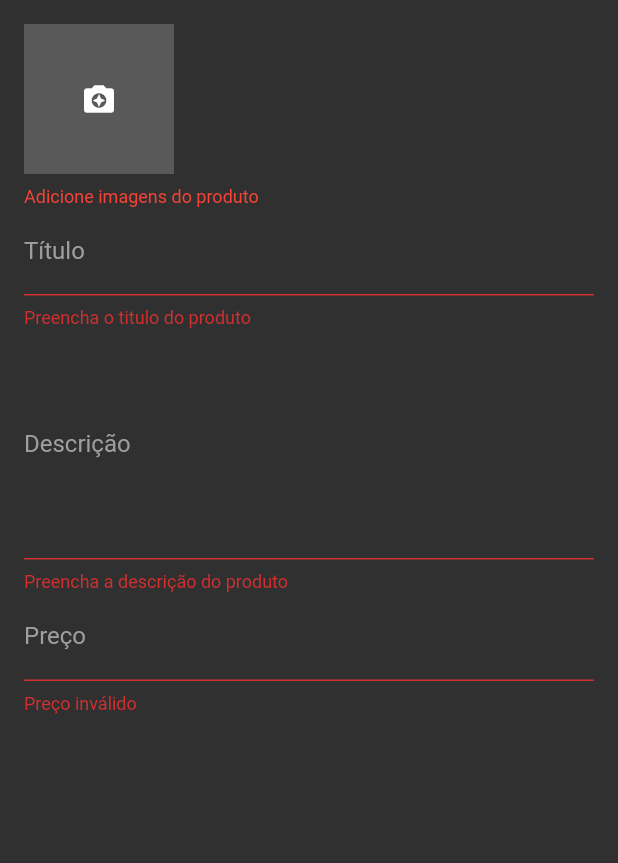
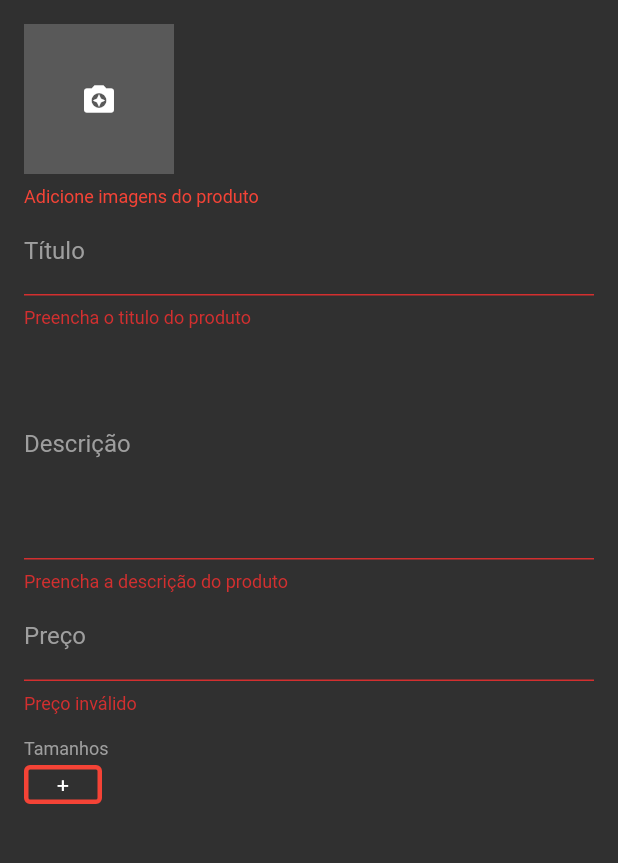
Before and after one commit to mbrufatto/CursoFlutter, a Flutter app: the ProductScreen screen opened directly, after a tap on the "save" icon, on a phone screen of 412 x 824 dp, the part 129-992 px from its top. Run offline on Flutter 3.47's test engine with Material 2 defaults, Android fonts, the phone set to English and light mode, and no system bars; our stand-ins replace carousel_pro, cloud_firestore, firebase_auth, firebase_storage, flare_flutter, flutter_speed_dial and 9 more; missing offline and left inert: bloc_pattern, flutter_youtube; accounts and stored records are empty.

Commit message:
Gerente de loja

```diff
--- a/gerente_loja/lib/screens/product_screen.dart
+++ b/gerente_loja/lib/screens/product_screen.dart
@@ -3,6 +3,7 @@ import 'package:flutter/material.dart';
 import 'package:gerente_loja/blocs/products_bloc.dart';
 import 'package:gerente_loja/validators/product_validator.dart';
 import 'package:gerente_loja/widgets/image_widget.dart';
+import 'package:gerente_loja/widgets/product_sizes.dart';
 
 class ProductScreen extends StatefulWidget {
   final String categoryId;
@@ -122,6 +123,19 @@ class _ProductScreenState extends State<ProductScreen> with ProductValidator {
                       onSaved: _productBloc.savePrice,
                       validator: validadePrice,
                     ),
+                    SizedBox(height: 16,),
+                    Text(
+                      "Tamanhos",
+                      style: TextStyle(color: Colors.grey, fontSize: 12),
+                    ),
+                    ProductSize(
+                      context: context,
+                      initialValue: snapshot.data["sizes"],
+                      onSaved: _productBloc.saveSizes,
+                      validator: (s){
+                        if(s.isEmpty) return "Adicione um tamanho!";
+                      },
+                    )
                   ],
                 );
               }),
--- /dev/null
+++ b/gerente_loja/lib/widgets/product_sizes.dart
@@ -0,0 +1,73 @@
+import 'package:flutter/material.dart';
+import 'package:gerente_loja/widgets/add_size_dialog.dart';
+
+class ProductSize extends FormField<List> {
+
+
+  ProductSize({
+    BuildContext context,
+    List initialValue,
+    FormFieldSetter<List> onSaved,
+    FormFieldValidator<List> validator,
+  }) : super(
+    initialValue: initialValue,
+    onSaved: onSaved,
+    validator: validator,
+    builder: (state) {
+      return SizedBox(
+        height: 34,
+        child: GridView(
+          padding: EdgeInsets.symmetric(vertical: 4),
+          scrollDirection: Axis.horizontal,
+          gridDelegate: SliverGridDelegateWithFixedCrossAxisCount(
+            crossAxisCount: 1,
+            mainAxisSpacing: 8,
+            childAspectRatio: 0.5
+          ),
+          children: state.value.map((s){
+            return GestureDetector(
+              onLongPress: () {
+                state.didChange(state.value..remove(s));
+              },
+              child: Container(
+                decoration: BoxDecoration(
+                  borderRadius: BorderRadius.all(Radius.circular(4)),
+                  border: Border.all(
+                    color: Colors.pinkAccent,
+                    width: 3
+                  )
+                ),
+                alignment: Alignment.center,
+                child: Text(
+                  s,
+                  style: TextStyle(color: Colors.white),
+                ),
+              ),
+            );
+          }).toList()..add(
+              GestureDetector(
+                onTap: () async {
+                  String size = await showDialog(context: context, builder: (context)=>AddSizeDialog());
+                  if(size != null) state.didChange(state.value..add(size));
+                },
+                child: Container(
+                  decoration: BoxDecoration(
+                      borderRadius: BorderRadius.all(Radius.circular(4)),
+                      border: Border.all(
+                          color: state.hasError ? Colors.red : Colors.pinkAccent,
+                          width: 3
+                      )
+                  ),
+                  alignment: Alignment.center,
+                  child: Text(
+                    "+",
+                    style: TextStyle(color: Colors.white),
+                  ),
+                ),
+              )
+          ),
+        ),
+      );
+    }
+  );
+}
```
Also changed, not shown: gerente_loja/lib/blocs/products_bloc.dart (+11 -0 lines), gerente_loja/lib/widgets/add_size_dialog.dart (added, +34 -0 lines).
